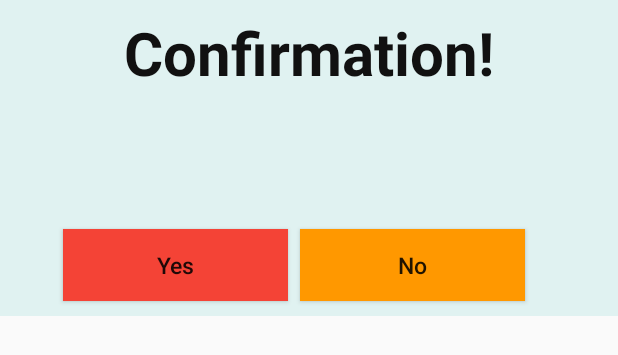
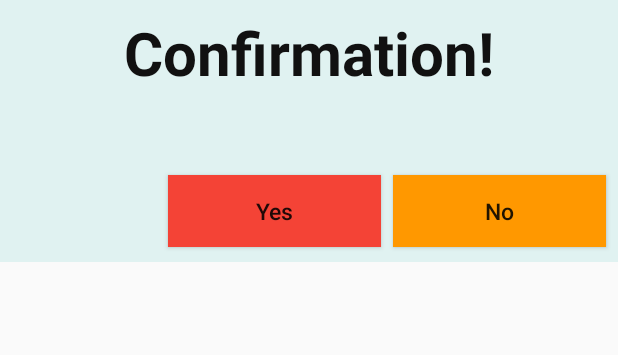
Before and after one commit to pavithB/MySchedule, an Android app: the layout confirm_delete.xml on its own in the app's theme, with its tools: preview values and no code run, on a phone screen of 412 x 824 dp. Shown: the top 355 px of the screen. Run offline under Robolectric (Android 15) with nearby library versions, the phone set to English and light mode, and no system bars.

```diff
--- a/app/src/main/java/com/pavithbuddhima/myschedule/CalenderMain.java
+++ b/app/src/main/java/com/pavithbuddhima/myschedule/CalenderMain.java
@@ -96,6 +96,7 @@ public class CalenderMain extends AppCompatActivity implements View.OnClickListe
                     createAppoint.putExtra("month", calMonth);
                     createAppoint.putExtra("day", calDay);
                     createAppoint.putExtra("date", date);
+                    createAppoint.putExtra("title", "404");
 
 
                     startActivity(createAppoint);
--- a/app/src/main/res/layout/confirm_delete.xml
+++ b/app/src/main/res/layout/confirm_delete.xml
@@ -11,7 +11,7 @@
 
     <TextView
         android:id="@+id/textView6"
-        android:layout_width="0dp"
+        android:layout_width="match_parent"
         android:layout_height="wrap_content"
         android:text="Confirmation!"
         android:textAlignment="center"
@@ -49,7 +49,7 @@
 
     <Button
         android:id="@+id/confirmYes"
-        android:layout_width="150dp"
+        android:layout_width="142dp"
         android:layout_height="wrap_content"
         android:background="#F44336"
         android:text="Yes"
@@ -59,12 +59,12 @@
         android:layout_marginEnd="8dp"
         app:layout_constraintBaseline_toBaselineOf="@+id/confirmNo"
         app:layout_constraintRight_toLeftOf="@+id/confirmNo"
-        android:layout_marginRight="-101dp" />
+        android:layout_marginRight="17dp" />
 
 
     <Button
         android:id="@+id/confirmNo"
-        android:layout_width="150dp"
+        android:layout_width="142dp"
         android:layout_height="wrap_content"
         android:background="#FF9800"
         android:text="No"
@@ -72,13 +72,13 @@
         android:textSize="15dp"
         android:layout_marginStart="8dp"
         android:layout_marginEnd="8dp"
+        android:layout_marginLeft="195dp"
+        app:layout_constraintLeft_toLeftOf="@+id/confirmDeleteText"
+        android:layout_marginTop="19dp"
+        app:layout_constraintTop_toBottomOf="@+id/confirmDeleteText"
         android:layout_marginRight="8dp"
-        app:layout_constraintRight_toRightOf="@+id/confirmDeleteText"
-        android:layout_marginLeft="8dp"
-        app:layout_constraintLeft_toLeftOf="@+id/confirmDeleteText"
-        app:layout_constraintHorizontal_bias="0.799"
-        android:layout_marginTop="55dp"
-        app:layout_constraintTop_toBottomOf="@+id/confirmDeleteText" />
+        app:layout_constraintRight_toRightOf="parent"
+        app:layout_constraintHorizontal_bias="1.0" />
     <Space
         android:layout_width="0dp"
         android:layout_height="10dp"
```
Also changed, not shown: app/src/main/java/com/pavithbuddhima/myschedule/AppoinmentDataBase.java (+33 -0 lines), app/src/main/java/com/pavithbuddhima/myschedule/CreateAppoinment.java (+24 -9 lines), app/src/main/java/com/pavithbuddhima/myschedule/ViewAppointment.java (+63 -38 lines).
